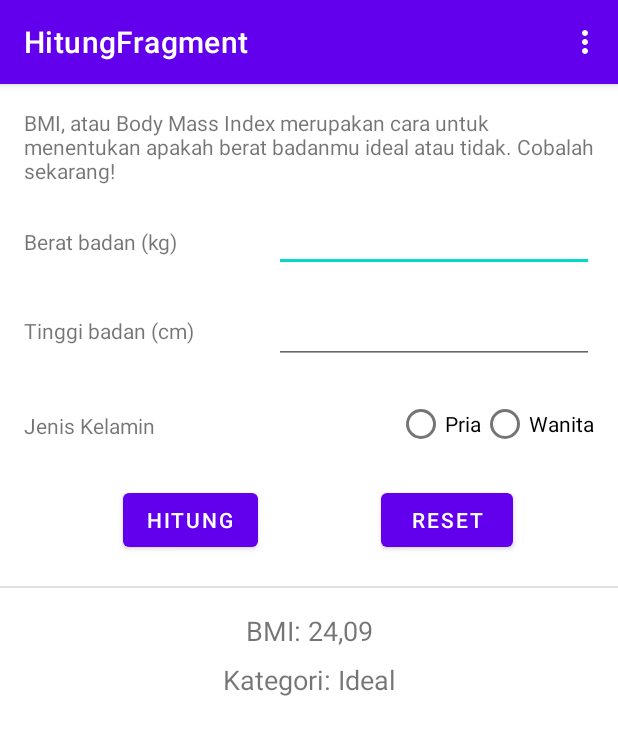
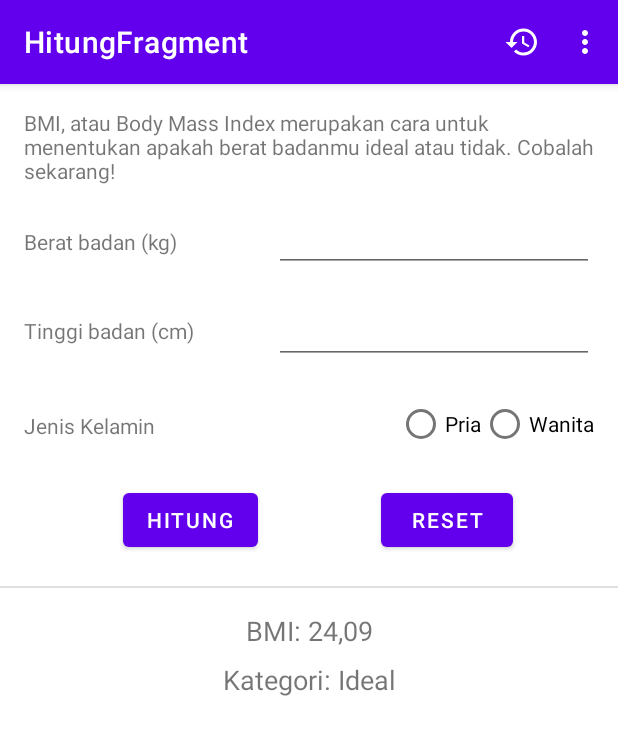
Before and after one commit to D3IF-Cool/4301-hitung-bmi-YoshuaLangkay, an Android app: the screen it shows after launch (MainActivity), after a tap on "HITUNG", on a phone screen of 412 x 824 dp. Shown: the top 735 px of the screen. Run offline under Robolectric (Android 15) with nearby library versions, the phone set to English and light mode, and no system bars; our stand-ins replace Room's generated code, navigation-ui; 1 other tap on this screen came first.

Commit message:
Menambahkan fitur histori

```diff
--- /dev/null
+++ b/app/src/main/res/drawable/ic_baseline_history_24.xml
@@ -0,0 +1,5 @@
+<vector android:height="24dp" android:tint="#FFFFFF"
+    android:viewportHeight="24" android:viewportWidth="24"
+    android:width="24dp" xmlns:android="http://schemas.android.com/apk/res/android">
+    <path android:fillColor="@android:color/white" android:pathData="M13,3c-4.97,0 -9,4.03 -9,9L1,12l3.89,3.89 0.07,0.14L9,12L6,12c0,-3.87 3.13,-7 7,-7s7,3.13 7,7 -3.13,7 -7,7c-1.93,0 -3.68,-0.79 -4.94,-2.06l-1.42,1.42C8.27,19.99 10.51,21 13,21c4.97,0 9,-4.03 9,-9s-4.03,-9 -9,-9zM12,8v5l4.28,2.54 0.72,-1.21 -3.5,-2.08L13.5,8L12,8z"/>
+</vector>
--- a/app/src/main/res/menu/option_menu.xml
+++ b/app/src/main/res/menu/option_menu.xml
@@ -1,6 +1,12 @@
 <?xml version="1.0" encoding="utf-8"?>
 <menu xmlns:app="http://schemas.android.com/apk/res-auto"
     xmlns:android="http://schemas.android.com/apk/res/android">
+
+    <item
+        android:id="@+id/menu_histori"
+        android:icon="@drawable/ic_baseline_history_24"
+        android:title="@string/histori"
+        app:showAsAction="ifRoom" />
 
     <item
         android:id="@+id/menu_about"
--- a/app/src/main/res/values/strings.xml
+++ b/app/src/main/res/values/strings.xml
@@ -34,5 +34,7 @@
     <string name="bagikan">Bagikan</string>
     <string name="bagikan_template">Berat badan: %1$s kg\nTinggi badan: %2$s cm\nJenis kelamin: %3$s\n\n%4$s\n%5$s</string>
 
+    <string name="belum_ada_data">Belum ada data</string>
+    <string name="histori">Histori</string>
 
 </resources>
```
Also changed, not shown: app/src/main/java/org/d3if0029/hitungbmi/ui/histori/HistoriFragment.kt (added, +18 -0 lines), app/src/main/java/org/d3if0029/hitungbmi/ui/hitung/HitungFragment.kt (+12 -4 lines), app/src/main/res/layout/fragment_histori.xml (added, +13 -0 lines), app/src/main/res/navigation/navigation.xml (+8 -0 lines).
